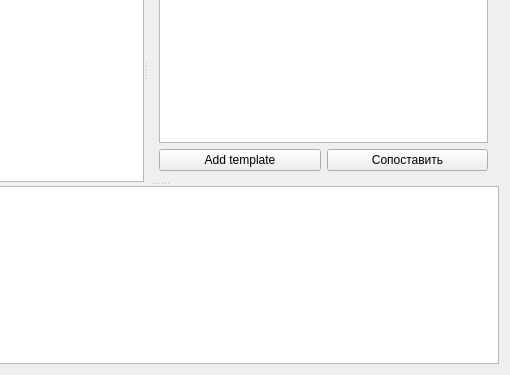
Old version of the form mainwindow.ui in the repository Rayleg/lsplWin; both pictures show x 191 to 701 and y 90 to 465 of the 701 by 465 pixel window.
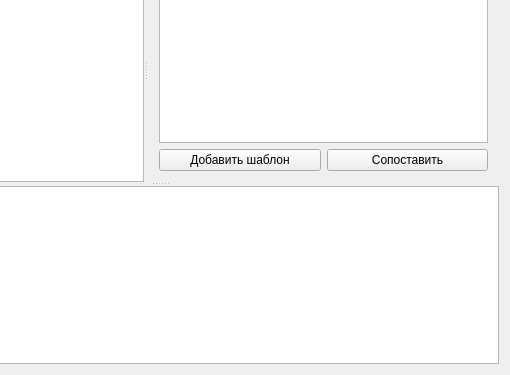
New version of the form.

Patch:
```diff
--- a/mainwindow.ui
+++ b/mainwindow.ui
@@ -38,7 +38,7 @@
          <item row="1" column="0">
           <widget class="QPushButton" name="pbAddTemplate">
            <property name="text">
-            <string>Add template</string>
+            <string>Добавить шаблон</string>
            </property>
           </widget>
          </item>
```
